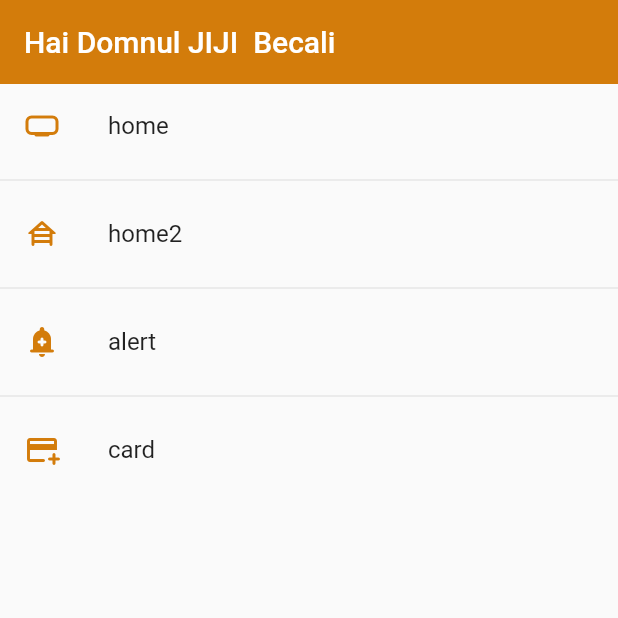
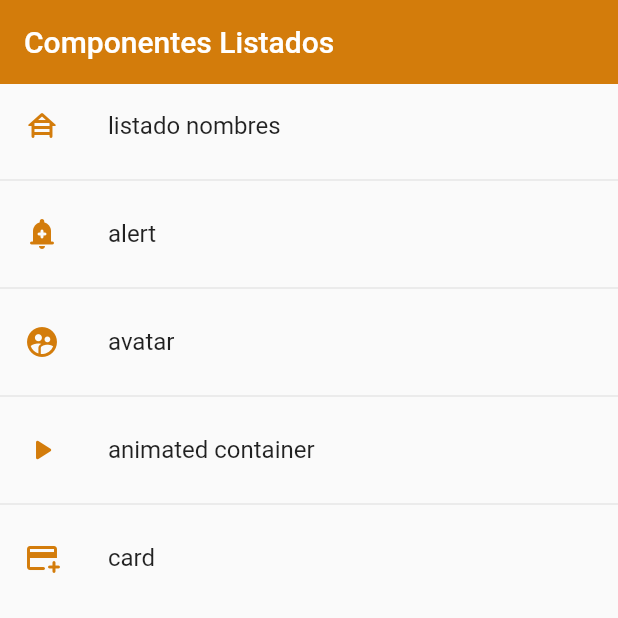
Before and after one commit to florinawer/FlutterComponents, a Flutter app: the screen it shows after launch, on a phone screen of 412 x 824 dp, the top half of it. Run offline on Flutter 3.47's test engine with Material 2 defaults, Android fonts, the phone set to English and light mode, and no system bars.

Commit message:
Animated Container with random properties

```diff
--- a/flutty_components/lib/router/app_routes.dart
+++ b/flutty_components/lib/router/app_routes.dart
@@ -10,13 +10,8 @@ class AppRoutes {
 
   static final menuOptions = <MenuOption>[
     MenuOption(
-        route: 'home',
-        name: 'home',
-        screen: const HomeScreen(),
-        icon: Icons.home_max_rounded),
-    MenuOption(
         route: 'home2',
-        name: 'home2',
+        name: 'listado nombres',
         screen: const Home2(),
         icon: Icons.house_siding_rounded),
     MenuOption(
@@ -24,6 +19,16 @@ class AppRoutes {
         name: 'alert',
         screen: const AlertScreen(),
         icon: Icons.add_alert_rounded),
+    MenuOption(
+        route: 'avatar_screen',
+        name: 'avatar',
+        screen: const AvatarScreen(),
+        icon: Icons.supervised_user_circle_rounded),
+    MenuOption(
+        route: 'animated_screen',
+        name: 'animated container',
+        screen: const AnimatedScreen(),
+        icon: Icons.play_arrow_rounded),
     MenuOption(
         route: 'card',
         name: 'card',
@@ -34,6 +39,7 @@ class AppRoutes {
   static Map<String, Widget Function(BuildContext)> getAppRoutes() {
     //por cada ruta devuelve un objeto de este tipo en appRoutes
     Map<String, Widget Function(BuildContext)> appRoutes = {};
+    appRoutes.addAll({'home': (BuildContext context) => const HomeScreen()});
 
     for (final option in menuOptions) {
       appRoutes.addAll({option.route: (BuildContext context) => option.screen});
--- a/flutty_components/lib/screens/card.dart
+++ b/flutty_components/lib/screens/card.dart
@@ -18,7 +18,7 @@ class CardScreen extends StatelessWidget {
 
             CustomCardType2(
                 imageUrl:
-                    'https://encrypted-tbn0.gstatic.com/images?q=tbn:ANd9GcQTn9L55B_tDZZ4kAWSf9nEiuaTWpRq0an_Pw&usqp=CAU',
+                    'https://cdn.masterclassphotographers.com/wp-content/uploads/2022/02/14120528/75da94e44c1e241119db23309302fd91-1-1024x819.jpg',
                 imageText: 'sunset'),
             SizedBox(height: 20),
 
--- a/flutty_components/lib/screens/home.dart
+++ b/flutty_components/lib/screens/home.dart
@@ -11,11 +11,14 @@ class HomeScreen extends StatelessWidget {
 
     return Scaffold(
         appBar: AppBar(
-          title: const Text('Hai Domnul JIJI  Becali'),
+          title: const Text('Componentes Listados'),
         ),
         body: ListView.separated(
             itemBuilder: (context, i) => ListTile(
-                  leading: Icon(menuOptions[i].icon, color: AppTheme.primary,),
+                  leading: Icon(
+                    menuOptions[i].icon,
+                    color: AppTheme.primary,
+                  ),
                   title: Text(menuOptions[i].name),
                   onTap: () {
                     //hard way
@@ -24,7 +27,7 @@ class HomeScreen extends StatelessWidget {
                     //    Navigator.push(context, route);
 
                     //easy way
-                    Navigator.pushNamed(context,menuOptions[i].route);
+                    Navigator.pushNamed(context, menuOptions[i].route);
                   },
                 ),
             separatorBuilder: (_, __) => const Divider(),
--- a/flutty_components/lib/screens/screens.dart
+++ b/flutty_components/lib/screens/screens.dart
@@ -1,3 +1,5 @@
+export 'package:flutty_components/screens/animated_screen.dart';
 export 'package:flutty_components/screens/alert_screen.dart';
 export 'package:flutty_components/screens/home.dart';
 export 'package:flutty_components/screens/home2.dart';
+export 'package:flutty_components/screens/avatar_screen.dart';
```
Also changed, not shown: flutty_components/lib/screens/alert_screen.dart (+38 -5 lines), flutty_components/lib/screens/animated_screen.dart (added, +55 -0 lines), flutty_components/lib/screens/avatar_screen.dart (added, +31 -0 lines).
